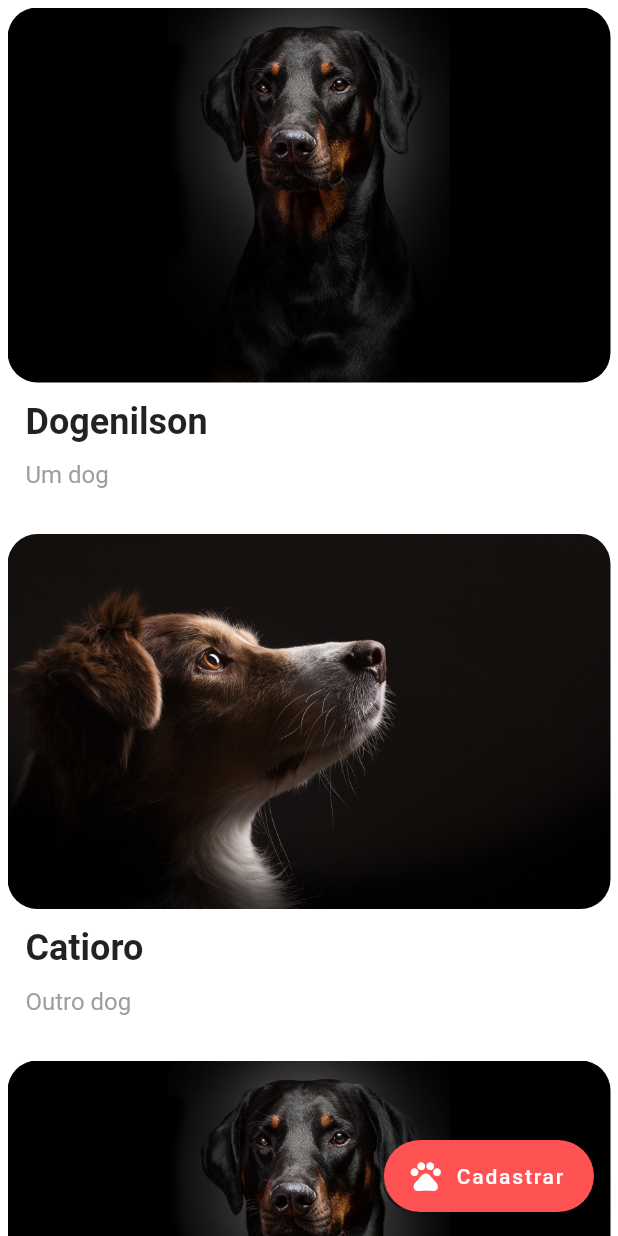
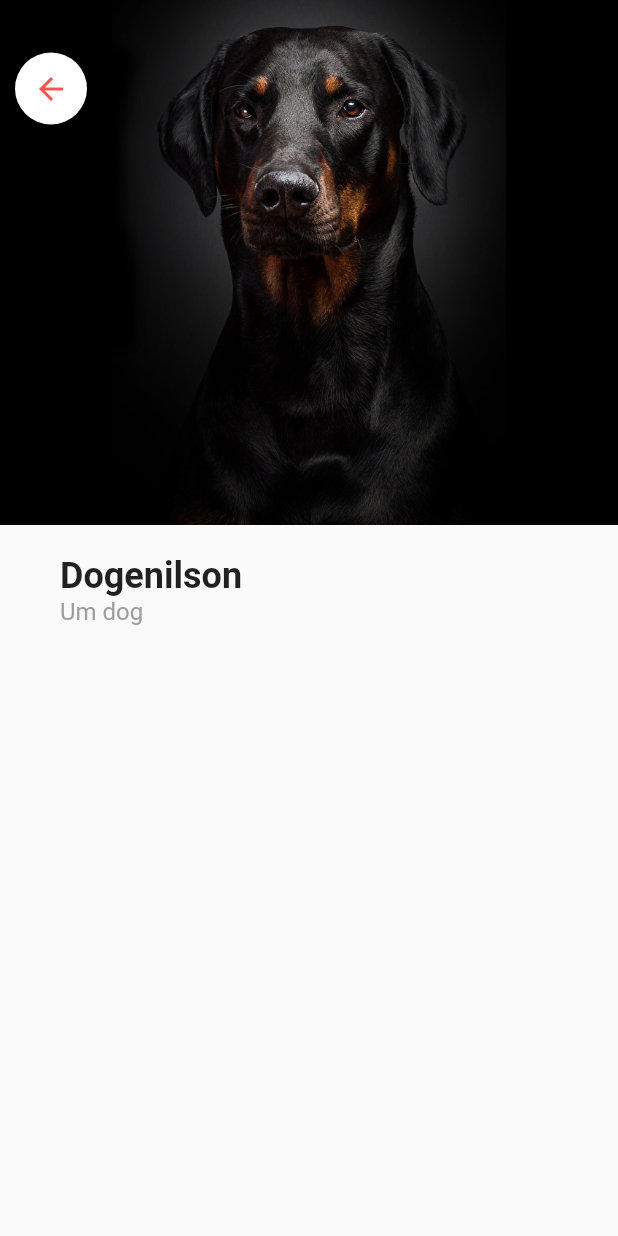
Before and after one commit to MartinsMessias/lifepet-dart-flutter, a Flutter app: the screen it shows after launch, after a tap on "Dogenilson", on a phone screen of 412 x 824 dp. Run offline on Flutter 3.47's test engine with Material 2 defaults, Android fonts, the phone set to English and light mode, and no system bars; Roboto replaces fonts that are missing (Montserrat).

Commit message:
Implementação da page perfil_pet

```diff
--- a/lib/main.dart
+++ b/lib/main.dart
@@ -1,6 +1,7 @@
 import 'package:flutter/material.dart';
 import 'package:lifepetapp/screens/home_screen.dart';
 import 'package:lifepetapp/screens/form_pet_screen.dart';
+import 'package:lifepetapp/screens/pet/perfil_pet_screen.dart';
 
 void main() => runApp(Main());
 
--- a/lib/screens/home_screen.dart
+++ b/lib/screens/home_screen.dart
@@ -1,6 +1,7 @@
 import 'package:flutter/material.dart';
 import 'package:lifepetapp/models/pet_model.dart';
 import 'package:lifepetapp/screens/form_pet_screen.dart';
+import 'package:lifepetapp/screens/pet/perfil_pet_screen.dart';
 
 class HomeScreen extends StatelessWidget {
   @override
@@ -35,7 +36,13 @@ class HomeScreen extends StatelessWidget {
 
   Widget _petCard(BuildContext context, int index){
     return GestureDetector(
-      onTap: () {},
+      onTap: () {
+        Navigator.of(context).push(
+          MaterialPageRoute(
+            builder: (_) => PerfilPetScreen(pet: pets[index]),
+          ),
+        );
+      },
       child: Padding(
         padding: EdgeInsets.only(bottom: 30),
         child: Column(
--- /dev/null
+++ b/lib/screens/pet/perfil_pet_screen.dart
@@ -0,0 +1,96 @@
+import 'package:flutter/cupertino.dart';
+import 'package:flutter/material.dart';
+import 'package:flutter/painting.dart';
+import 'package:flutter/rendering.dart';
+import 'package:lifepetapp/models/pet_model.dart';
+
+class PerfilPetScreen extends StatelessWidget {
+  final Pet pet;
+
+  PerfilPetScreen({this.pet});
+
+  @override
+  Widget build(BuildContext context) {
+    return Scaffold(
+      body: SingleChildScrollView(
+        child: Column(
+          crossAxisAlignment: CrossAxisAlignment.start,
+          children: <Widget>[
+            Stack(
+              children: <Widget>[
+                Hero(
+                  tag: pet.id,
+                  child: Container(
+                    width: double.infinity,
+                    height: 350,
+                    decoration: BoxDecoration(
+                        image: DecorationImage(
+                            image: AssetImage(pet.imageUrl),
+                            fit: BoxFit.cover)),
+                  ),
+                ),
+                Container(
+                  margin: EdgeInsets.only(top: 35, left: 10),
+                  decoration: BoxDecoration(
+                      borderRadius: BorderRadius.circular(50),
+                      color: Colors.white),
+                  child: IconButton(
+                    onPressed: () {
+                      Navigator.of(context).pop();
+                    },
+                    icon: Icon(
+                      Icons.arrow_back,
+                      color: Colors.redAccent,
+                    ),
+                  ),
+                ),
+              ],
+            ),
+            SizedBox(
+              height: 20,
+            ),
+            Padding(
+              padding: EdgeInsets.symmetric(
+                horizontal: 40,
+              ),
+              child: Row(
+                mainAxisAlignment: MainAxisAlignment.spaceBetween,
+                children: <Widget>[
+                  Text(
+                    pet.nome,
+                    style: TextStyle(
+                        fontFamily: 'Montserrat',
+                        fontSize: 24,
+                        fontWeight: FontWeight.bold),
+                  )
+                ],
+              ),
+            ),
+            Padding(
+              padding: EdgeInsets.symmetric(
+                horizontal: 40,
+              ),
+              child: Row(
+                mainAxisAlignment: MainAxisAlignment.spaceBetween,
+                children: <Widget>[
+                  Text(
+                    pet.descricao,
+                    style: TextStyle(
+                      fontFamily: 'Montserrat',
+                      fontSize: 16,
+                      color: Colors.grey,
+                    ),
+                  )
+                ],
+              ),
+            ),
+            Container(
+              margin: EdgeInsets.only(top: 30),
+              height: 120,
+            )
+          ],
+        ),
+      ),
+    );
+  }
+}
```
